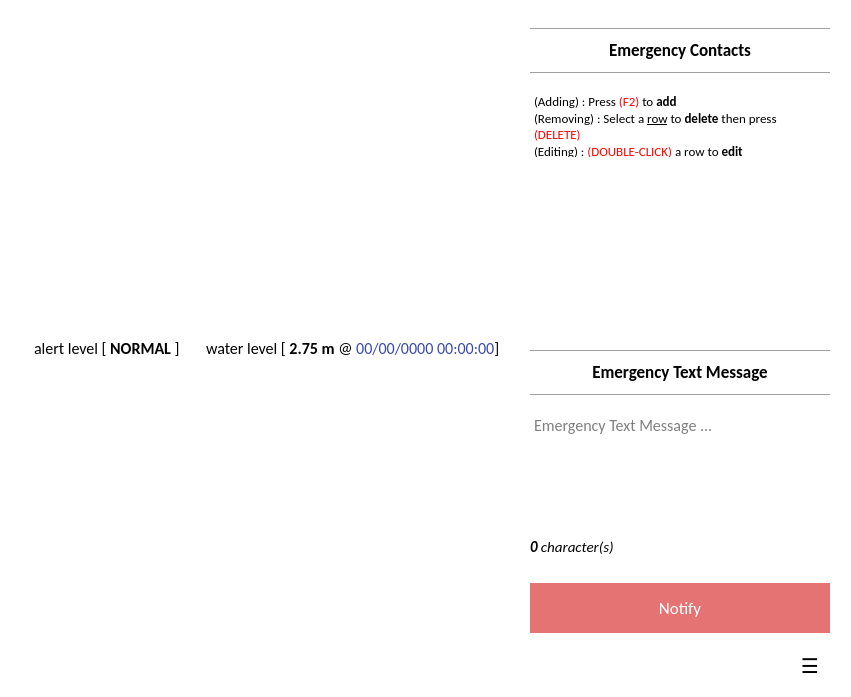
Before: the Qt Designer form ufwls.ui in drichardcarl/UFWLS, drawn with Qt 5.
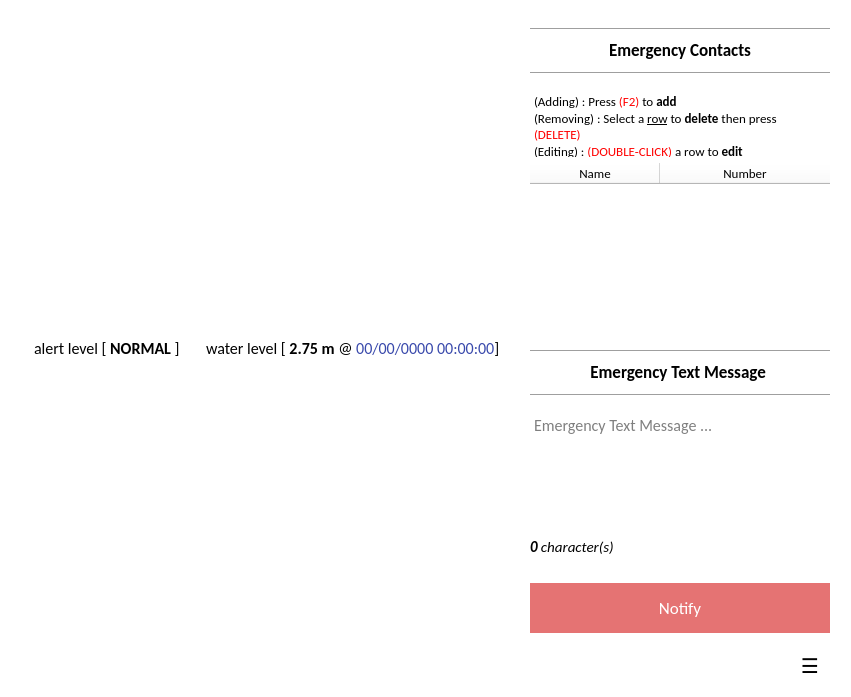
After: the same form once the commit is applied. Icons and pictures are not drawn.

The edit to the form file:
```diff
--- a/ufwls.ui
+++ b/ufwls.ui
@@ -35,7 +35,8 @@
 font-family:Calibri;
 }
 
-QPushButton{
+QPushButton#notifyBtn,
+QPushButton#configBtn{
     background-color: #b71c1c;
 	border: solid 1px;
 	color: white;
@@ -45,7 +46,7 @@
     border-style: inset;
 }
 
-QPushButton:disabled {
+QPushButton#notifyBtn:disabled {
     background-color: #e57373;
 	color: white;
 }
@@ -61,6 +62,10 @@
 
 QTextEdit:disabled{
 color: black;
+}
+
+QHeaderView{
+	font-size: 13px;
 }</string>
   </property>
   <layout class="QGridLayout" name="gridLayout_2">
@@ -279,6 +284,9 @@
          <property name="autoFillBackground">
           <bool>false</bool>
          </property>
+         <property name="styleSheet">
+          <string notr="true"/>
+         </property>
          <property name="frameShape">
           <enum>QFrame::NoFrame</enum>
          </property>
@@ -328,7 +336,7 @@
           <bool>true</bool>
          </property>
          <attribute name="horizontalHeaderVisible">
-          <bool>false</bool>
+          <bool>true</bool>
          </attribute>
          <attribute name="horizontalHeaderCascadingSectionResizes">
           <bool>false</bool>
@@ -375,12 +383,14 @@
           <font>
            <family>Calibri</family>
            <pointsize>13</pointsize>
-           <weight>75</weight>
-           <bold>true</bold>
+           <weight>50</weight>
+           <bold>false</bold>
           </font>
          </property>
          <property name="text">
-          <string>&lt;hr&gt;Emergency Text Message&lt;hr&gt;</string>
+          <string>&lt;hr&gt;
+&lt;b&gt;Emergency Text Message&lt;/b&gt;
+&lt;hr&gt;</string>
          </property>
          <property name="alignment">
           <set>Qt::AlignCenter</set>
```
Left out of the diff: 4 changed lines with no effect on the pictures.
